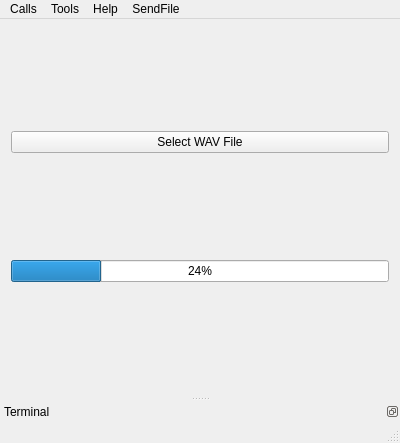
The window that mainwindow.ui (diegodorado/tpo_info2_qt) describes before a commit, drawn with Qt 5.
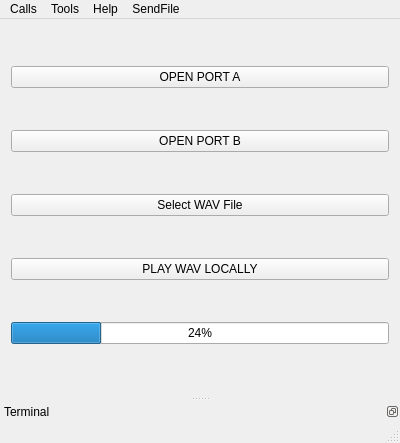
The same window after the commit. Icons and pictures are not drawn.

Commit message: plays audio from buffer loaded over serial port

Patch:
```diff
--- a/mainwindow.ui
+++ b/mainwindow.ui
@@ -27,6 +27,20 @@
   </property>
   <widget class="QWidget" name="centralWidget">
    <layout class="QVBoxLayout" name="verticalLayout">
+    <item>
+     <widget class="QPushButton" name="pushButton_openPortA">
+      <property name="text">
+       <string>OPEN PORT A</string>
+      </property>
+     </widget>
+    </item>
+    <item>
+     <widget class="QPushButton" name="pushButton_openPortB">
+      <property name="text">
+       <string>OPEN PORT B</string>
+      </property>
+     </widget>
+    </item>
     <item>
      <widget class="QPushButton" name="pushButton_filePicker">
       <property name="text">
@@ -34,6 +48,13 @@
       </property>
      </widget>
     </item>
+    <item>
+     <widget class="QPushButton" name="pushButton_playWavLocally">
+      <property name="text">
+       <string>PLAY WAV LOCALLY</string>
+      </property>
+     </widget>
+    </item>
     <item>
      <widget class="QProgressBar" name="progressBar">
       <property name="value">
```
The commit also changes 6 other files.
